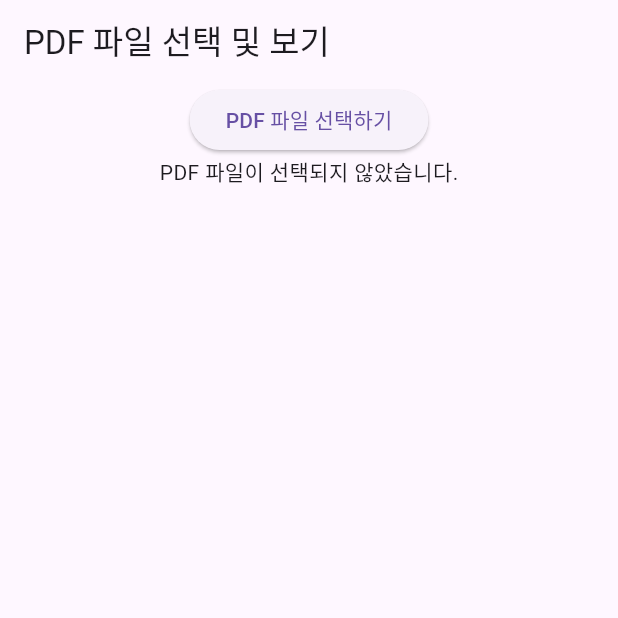
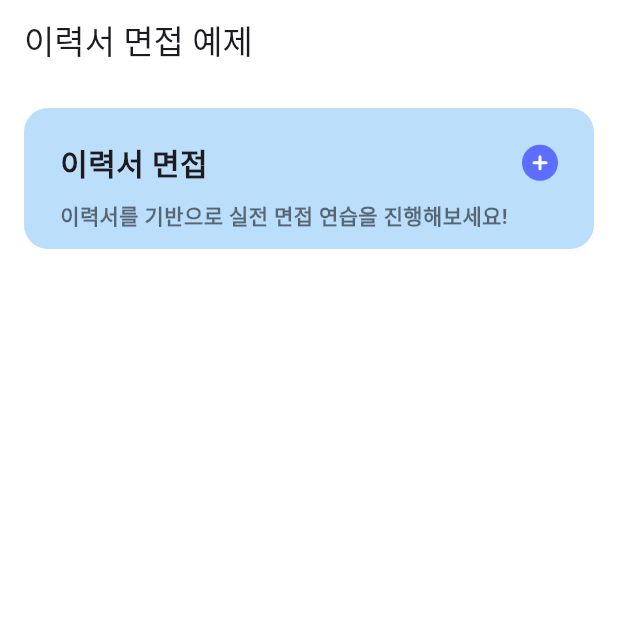
Before and after one commit to yundal8755/pdf_viewer, a Flutter app: the screen it shows after launch, on a phone screen of 412 x 824 dp, the top half of it. Run offline on Flutter 3.47's test engine with Material 3 defaults, Android fonts, the phone set to English and light mode, and no system bars; our stand-ins replace file_picker, flutter_svg; missing offline and left inert: flutter_pdfview.

Commit message:
feature : 메인 페이지와 이력서 선택 페이지 UI를 따로 구현

```diff
--- a/lib/main.dart
+++ b/lib/main.dart
@@ -1,6 +1,5 @@
 import 'package:flutter/material.dart';
-import 'package:file_picker/file_picker.dart';
-import 'package:flutter_pdfview/flutter_pdfview.dart';
+import 'package:pdf_viewer_example/widgets/resume_interview_card.dart';
 
 void main() {
   runApp(const MyWidget());
@@ -11,56 +10,24 @@ class MyWidget extends StatelessWidget {
 
   @override
   Widget build(BuildContext context) {
-    return const MaterialApp(home: PdfViewerPage());
+    return const MaterialApp(home: HomePage());
   }
 }
 
-class PdfViewerPage extends StatefulWidget {
-  const PdfViewerPage({super.key});
-
-  @override
-  _PdfViewerPageState createState() => _PdfViewerPageState();
-}
-
-class _PdfViewerPageState extends State<PdfViewerPage> {
-  String? _filePath;
-
-  // PDF 파일 선택 함수
-  Future<void> _pickPdfFile() async {
-    FilePickerResult? result = await FilePicker.platform.pickFiles(
-      type: FileType.custom,
-      allowedExtensions: ['pdf'],
-    );
-
-    if (result != null) {
-      setState(() {
-        _filePath = result.files.single.path;
-      });
-    }
-  }
+class HomePage extends StatelessWidget {
+  const HomePage({super.key});
 
   @override
   Widget build(BuildContext context) {
     return Scaffold(
+      backgroundColor: Colors.white,
       appBar: AppBar(
-        title: const Text('PDF 파일 선택 및 보기'),
+        backgroundColor: Colors.white,
+        title: const Text('이력서 면접 예제'),
       ),
-      body: Column(
+      body: const Column(
         children: [
-          ElevatedButton(
-            onPressed: _pickPdfFile,
-            child: const Text('PDF 파일 선택하기'),
-          ),
-          if (_filePath != null)
-            Expanded(
-              child: PDFView(
-                filePath: _filePath,
-              ),
-            ),
-          if (_filePath == null)
-            const Center(
-              child: Text('PDF 파일이 선택되지 않았습니다.'),
-            ),
+          ResumeInterviewCard(),
         ],
       ),
     );
--- /dev/null
+++ b/lib/widgets/resume_interview_card.dart
@@ -0,0 +1,48 @@
+import 'package:flutter/material.dart';
+import 'package:flutter_svg/svg.dart';
+import 'package:pdf_viewer_example/pages/pdf_viewer_page.dart';
+
+class ResumeInterviewCard extends StatelessWidget {
+  const ResumeInterviewCard({super.key});
+
+  @override
+  Widget build(BuildContext context) {
+    return Padding(
+      padding: const EdgeInsets.all(16.0),
+      child: InkWell(
+        borderRadius: BorderRadius.circular(16),
+        onTap: () => Navigator.push(context,
+            MaterialPageRoute(builder: (context) => const PdfViewerPage())),
+        child: Container(
+          decoration: BoxDecoration(
+              borderRadius: BorderRadius.circular(16), color: Colors.blue[100]),
+          padding: const EdgeInsets.fromLTRB(24, 12, 0, 12),
+          child: Column(
+            crossAxisAlignment: CrossAxisAlignment.start,
+            children: [
+              Row(
+                mainAxisAlignment: MainAxisAlignment.spaceBetween,
+                children: [
+                  const Text(
+                    '이력서 면접',
+                    style: TextStyle(
+                      fontSize: 20,
+                      fontWeight: FontWeight.bold,
+                    ),
+                  ),
+                  SvgPicture.asset('assets/icons/round_blue_circle.svg')
+                ],
+              ),
+              const Text(
+                '이력서를 기반으로 실전 면접 연습을 진행해보세요!',
+                style: TextStyle(
+                  color: Colors.black54,
+                  fontWeight: FontWeight.bold),
+              ),
+            ],
+          ),
+        ),
+      ),
+    );
+  }
+}
--- a/pubspec.yaml
+++ b/pubspec.yaml
@@ -38,6 +38,8 @@ dependencies:
   pdf: ^3.5.0
   file_picker: ^4.0.0
   flutter_pdfview: ^1.3.3
+  flutter_svg: ^2.0.5 # SVG 아이콘
+
 
 dev_dependencies:
   flutter_test:
```
Also changed, not shown: lib/pages/pdf_viewer_page.dart (added, +66 -0 lines), pubspec.lock.
